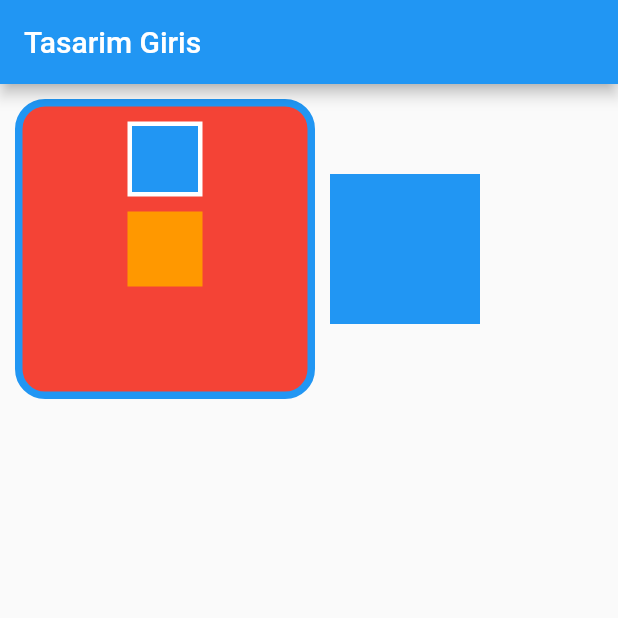
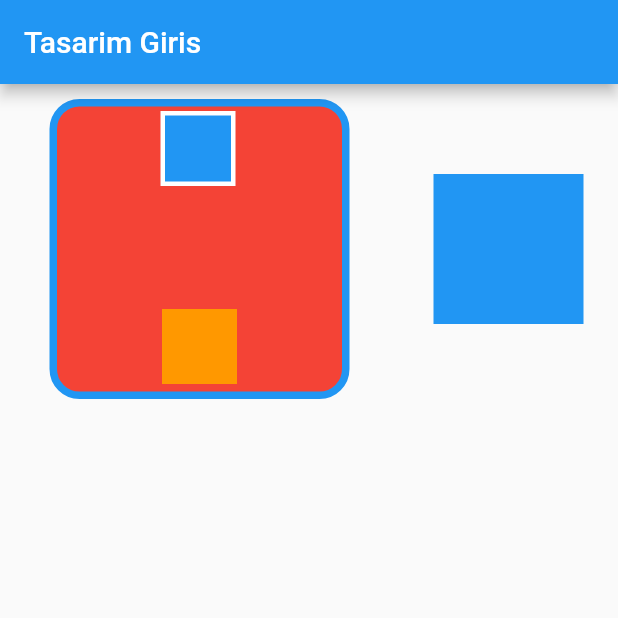
Before and after one commit to tahaturan/flutter_first_project_beginner_level, a Flutter app: the screen it shows after launch, on a phone screen of 412 x 824 dp, the top half of it. Run offline on Flutter 3.47's test engine with Material 2 defaults, Android fonts, the phone set to English and light mode, and no system bars.

Commit message:
mainAxisAlignment Siralama islemleri

```diff
--- a/lib/main.dart
+++ b/lib/main.dart
@@ -32,6 +32,7 @@
         title: Text(widget.title),
       ),
       body: Row(
+        mainAxisAlignment: MainAxisAlignment.spaceAround,
         children: [
           Container(
           margin: const EdgeInsets.all(10),
@@ -46,9 +47,11 @@
           borderRadius: const BorderRadius.all(Radius.circular(20)),
           ),
           child: Column(
+            mainAxisAlignment: MainAxisAlignment.spaceBetween,
             children: [
               Container(
-                margin: const EdgeInsets.all(10),
+
+                margin: const EdgeInsets.only(left: 0,top: 3,right: 2,bottom: 2),
                 width: 50,
                 height: 50,
                 decoration: BoxDecoration(
@@ -59,7 +62,7 @@
                   )
                 ),
               ),
-              Container(width: 50,height: 50,color: Colors.orange,),
+              Container(width: 50,height: 50,color: Colors.orange, margin: const EdgeInsets.all(5),),
             ],
           ),
 
```
